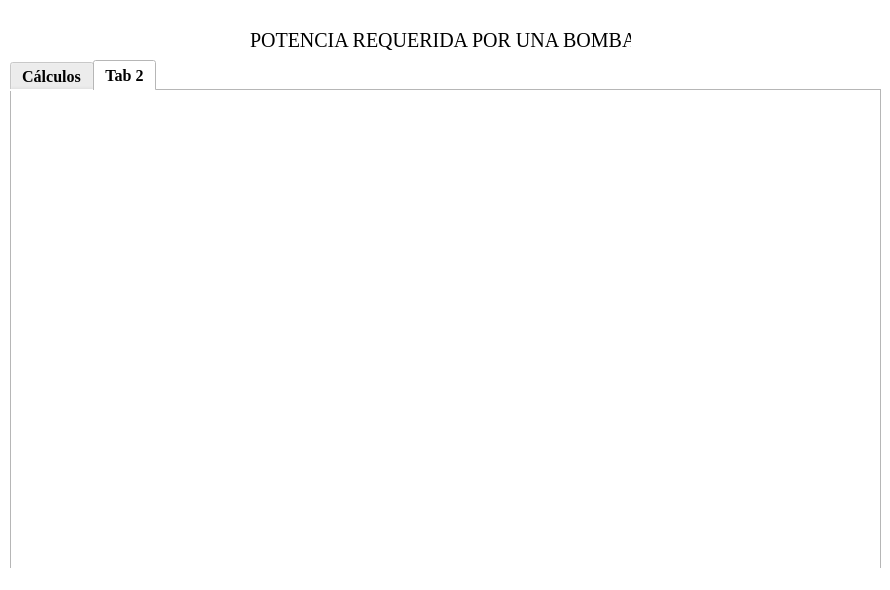
Above: PotenciaRequerida.ui from JozCrzBrgn/C2_CalculoPotenciaBombaTuberiasSimples before the change. Below: the same form after it.
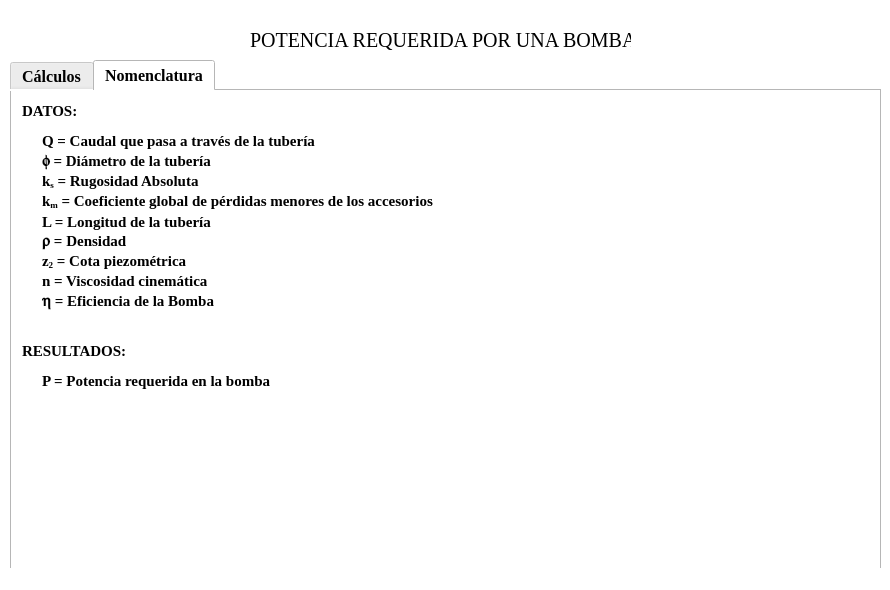
That is the form after the change. The open tabs and pages were chosen to show the change. Icons and pictures are not drawn.

What changed in the file:
```diff
--- a/PotenciaRequerida.ui
+++ b/PotenciaRequerida.ui
@@ -870,8 +870,296 @@
     </widget>
     <widget class="QWidget" name="tab_2">
      <attribute name="title">
-      <string>Tab 2</string>
+      <string>Nomenclatura</string>
      </attribute>
+     <widget class="QLabel" name="label_26">
+      <property name="geometry">
+       <rect>
+        <x>30</x>
+        <y>120</y>
+        <width>451</width>
+        <height>21</height>
+       </rect>
+      </property>
+      <property name="font">
+       <font>
+        <family>Times New Roman</family>
+        <pointsize>11</pointsize>
+        <weight>75</weight>
+        <bold>true</bold>
+       </font>
+      </property>
+      <property name="styleSheet">
+       <string notr="true">background-color:rgb(0,0,0, 0)</string>
+      </property>
+      <property name="text">
+       <string>L = Longitud de la tubería</string>
+      </property>
+     </widget>
+     <widget class="QLabel" name="label_31">
+      <property name="geometry">
+       <rect>
+        <x>10</x>
+        <y>250</y>
+        <width>291</width>
+        <height>21</height>
+       </rect>
+      </property>
+      <property name="font">
+       <font>
+        <family>Times New Roman</family>
+        <pointsize>11</pointsize>
+        <weight>75</weight>
+        <bold>true</bold>
+       </font>
+      </property>
+      <property name="styleSheet">
+       <string notr="true">background-color:rgb(0,0,0, 0)</string>
+      </property>
+      <property name="text">
+       <string>&lt;html&gt;&lt;head/&gt;&lt;body&gt;&lt;p&gt;RESULTADOS:&lt;/p&gt;&lt;/body&gt;&lt;/html&gt;</string>
+      </property>
+     </widget>
+     <widget class="QLabel" name="label_27">
+      <property name="geometry">
+       <rect>
+        <x>30</x>
+        <y>60</y>
+        <width>451</width>
+        <height>21</height>
+       </rect>
+      </property>
+      <property name="font">
+       <font>
+        <family>Times New Roman</family>
+        <pointsize>11</pointsize>
+        <weight>75</weight>
+        <bold>true</bold>
+       </font>
+      </property>
+      <property name="styleSheet">
+       <string notr="true">background-color:rgb(0,0,0, 0)</string>
+      </property>
+      <property name="text">
+       <string>&lt;font face='symbol' &gt;&amp;#102;&lt;/font&gt; = Diámetro de la tubería</string>
+      </property>
+     </widget>
+     <widget class="QLabel" name="label_33">
+      <property name="geometry">
+       <rect>
+        <x>30</x>
+        <y>280</y>
+        <width>371</width>
+        <height>21</height>
+       </rect>
+      </property>
+      <property name="font">
+       <font>
+        <family>Times New Roman</family>
+        <pointsize>11</pointsize>
+        <weight>75</weight>
+        <bold>true</bold>
+       </font>
+      </property>
+      <property name="styleSheet">
+       <string notr="true">background-color:rgb(0,0,0, 0)</string>
+      </property>
+      <property name="text">
+       <string>&lt;html&gt;&lt;head/&gt;&lt;body&gt;&lt;p&gt;P = Potencia requerida en la bomba&lt;/p&gt;&lt;/body&gt;&lt;/html&gt;</string>
+      </property>
+     </widget>
+     <widget class="QLabel" name="label_28">
+      <property name="geometry">
+       <rect>
+        <x>30</x>
+        <y>100</y>
+        <width>451</width>
+        <height>21</height>
+       </rect>
+      </property>
+      <property name="font">
+       <font>
+        <family>Times New Roman</family>
+        <pointsize>11</pointsize>
+        <weight>75</weight>
+        <bold>true</bold>
+       </font>
+      </property>
+      <property name="styleSheet">
+       <string notr="true">background-color:rgb(0,0,0, 0)</string>
+      </property>
+      <property name="text">
+       <string>k&lt;sub&gt;m&lt;/sub&gt; = Coeficiente global de pérdidas menores de los accesorios</string>
+      </property>
+     </widget>
+     <widget class="QLabel" name="label_29">
+      <property name="geometry">
+       <rect>
+        <x>30</x>
+        <y>180</y>
+        <width>291</width>
+        <height>21</height>
+       </rect>
+      </property>
+      <property name="font">
+       <font>
+        <family>Times New Roman</family>
+        <pointsize>11</pointsize>
+        <weight>75</weight>
+        <bold>true</bold>
+       </font>
+      </property>
+      <property name="styleSheet">
+       <string notr="true">background-color:rgb(0,0,0, 0)</string>
+      </property>
+      <property name="text">
+       <string>&lt;html&gt;&lt;head/&gt;&lt;body&gt;&lt;p&gt;&lt;span style=&quot; font-family:'symbol';&quot;&gt;n&lt;/span&gt; = Viscosidad cinemática&lt;/p&gt;&lt;/body&gt;&lt;/html&gt;</string>
+      </property>
+     </widget>
+     <widget class="QLabel" name="label_30">
+      <property name="geometry">
+       <rect>
+        <x>30</x>
+        <y>160</y>
+        <width>471</width>
+        <height>21</height>
+       </rect>
+      </property>
+      <property name="font">
+       <font>
+        <family>Times New Roman</family>
+        <pointsize>11</pointsize>
+        <weight>75</weight>
+        <bold>true</bold>
+       </font>
+      </property>
+      <property name="styleSheet">
+       <string notr="true">background-color:rgb(0,0,0, 0)</string>
+      </property>
+      <property name="text">
+       <string>z&lt;sub&gt;2&lt;/sub&gt; = Cota piezométrica</string>
+      </property>
+     </widget>
+     <widget class="QLabel" name="label_32">
+      <property name="geometry">
+       <rect>
+        <x>10</x>
+        <y>10</y>
+        <width>291</width>
+        <height>21</height>
+       </rect>
+      </property>
+      <property name="font">
+       <font>
+        <family>Times New Roman</family>
+        <pointsize>11</pointsize>
+        <weight>75</weight>
+        <bold>true</bold>
+       </font>
+      </property>
+      <property name="styleSheet">
+       <string notr="true">background-color:rgb(0,0,0, 0)</string>
+      </property>
+      <property name="text">
+       <string>&lt;html&gt;&lt;head/&gt;&lt;body&gt;&lt;p&gt;DATOS:&lt;/p&gt;&lt;/body&gt;&lt;/html&gt;</string>
+      </property>
+     </widget>
+     <widget class="QLabel" name="label_34">
+      <property name="geometry">
+       <rect>
+        <x>30</x>
+        <y>140</y>
+        <width>291</width>
+        <height>21</height>
+       </rect>
+      </property>
+      <property name="font">
+       <font>
+        <family>Times New Roman</family>
+        <pointsize>11</pointsize>
+        <weight>75</weight>
+        <bold>true</bold>
+       </font>
+      </property>
+      <property name="styleSheet">
+       <string notr="true">background-color:rgb(0,0,0, 0)</string>
+      </property>
+      <property name="text">
+       <string>&lt;font face='symbol' &gt;&amp;#114;&lt;/font&gt; = Densidad</string>
+      </property>
+     </widget>
+     <widget class="QLabel" name="label_35">
+      <property name="geometry">
+       <rect>
+        <x>30</x>
+        <y>40</y>
+        <width>291</width>
+        <height>21</height>
+       </rect>
+      </property>
+      <property name="font">
+       <font>
+        <family>Times New Roman</family>
+        <pointsize>11</pointsize>
+        <weight>75</weight>
+        <bold>true</bold>
+       </font>
+      </property>
+      <property name="styleSheet">
+       <string notr="true">background-color:rgb(0,0,0, 0)</string>
+      </property>
+      <property name="text">
+       <string>&lt;html&gt;&lt;head/&gt;&lt;body&gt;&lt;p&gt;Q = Caudal que pasa a través de la tubería&lt;/p&gt;&lt;/body&gt;&lt;/html&gt;</string>
+      </property>
+     </widget>
+     <widget class="QLabel" name="label_36">
+      <property name="geometry">
+       <rect>
+        <x>30</x>
+        <y>80</y>
+        <width>451</width>
+        <height>21</height>
+       </rect>
+      </property>
+      <property name="font">
+       <font>
+        <family>Times New Roman</family>
+        <pointsize>11</pointsize>
+        <weight>75</weight>
+        <bold>true</bold>
+       </font>
+      </property>
+      <property name="styleSheet">
+       <string notr="true">background-color:rgb(0,0,0, 0)</string>
+      </property>
+      <property name="text">
+       <string>k&lt;sub&gt;s&lt;/sub&gt; = Rugosidad Absoluta</string>
+      </property>
+     </widget>
+     <widget class="QLabel" name="label_37">
+      <property name="geometry">
+       <rect>
+        <x>30</x>
+        <y>200</y>
+        <width>451</width>
+        <height>21</height>
+       </rect>
+      </property>
+      <property name="font">
+       <font>
+        <family>Times New Roman</family>
+        <pointsize>11</pointsize>
+        <weight>75</weight>
+        <bold>true</bold>
+       </font>
+      </property>
+      <property name="styleSheet">
+       <string notr="true">background-color:rgb(0,0,0, 0)</string>
+      </property>
+      <property name="text">
+       <string>&lt;font face='symbol' &gt;&amp;#104;&lt;/font&gt; = Eficiencia de la Bomba</string>
+      </property>
+     </widget>
     </widget>
    </widget>
    <widget class="QLabel" name="label_23">
```
Left out of the diff: 7 changed lines with no effect on the pictures.
